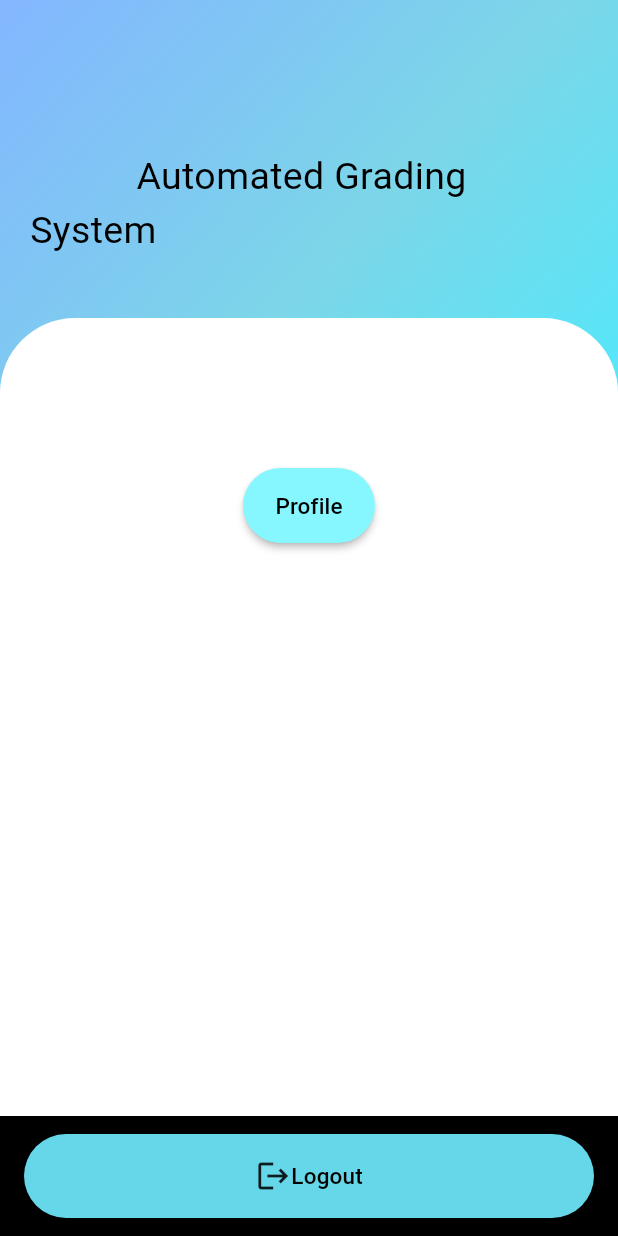
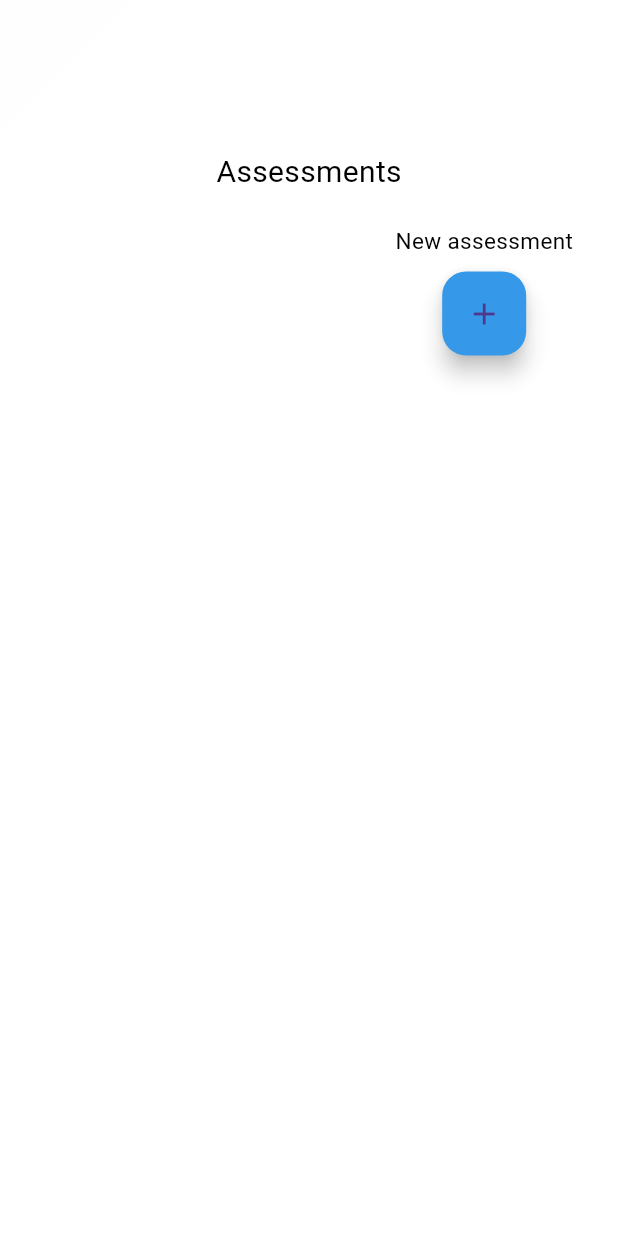
Before and after one commit to tanvirahmedkhan74/Automated_Grading_System_App, a Flutter app: the screen it shows after launch, on a phone screen of 412 x 824 dp. Run offline on Flutter 3.47's test engine with Material 3 defaults, Android fonts, the light colour scheme and no system bars; our stand-ins replace animate_do.

Commit message:
created assessment page and informations page

```diff
--- a/lib/main.dart
+++ b/lib/main.dart
@@ -1,4 +1,6 @@
 import 'package:flutter/material.dart';
+import 'package:welcome_299/pages/info.dart';
+import 'package:welcome_299/pages/Assessment.dart';
 import 'package:welcome_299/pages/profile.dart';
 import 'package:welcome_299/pages/LoginPage.dart';
 
@@ -14,10 +16,12 @@ class MyApp extends StatelessWidget {
     return MaterialApp(
       title: 'Click on your profile',
       debugShowCheckedModeBanner: false,
-      initialRoute: '/',
+      initialRoute: '/Assessment',
       routes: {
         '/':(context) => ProfileScreen(),
-        '/login': (context) => LoginPage()
+        '/login': (context) => LoginPage(),
+        '/Assessment' : (context) => Assessment(),
+        '/info' : (context) => info(),
       }
     );
   }
--- /dev/null
+++ b/lib/pages/Assessment.dart
@@ -0,0 +1,78 @@
+import 'package:flutter/material.dart';
+
+class Assessment extends StatefulWidget {
+  @override
+  _ProfileScreenState createState() => _ProfileScreenState();
+}
+
+class _ProfileScreenState extends State<Assessment> {
+  @override
+  Widget build(BuildContext context) {
+    return Scaffold(
+      body: Stack(
+        children: [
+          Container(
+            width: double.infinity,
+            decoration: BoxDecoration(
+              gradient: LinearGradient(
+                begin: Alignment.topLeft,
+                colors: [
+                  Color.fromARGB(235, 255, 255, 255),
+                  Color.fromARGB(255, 255, 255, 255),
+                  Color.fromARGB(255, 255, 255, 255),
+                ],
+              ),
+            ),
+            child: Center(
+              child: Column(
+                crossAxisAlignment: CrossAxisAlignment.start,
+                children: <Widget>[
+                  SizedBox(
+                    height: 80,
+                  ),
+                  Padding(
+                    padding: EdgeInsets.all(20),
+                    child: Column(
+                      crossAxisAlignment: CrossAxisAlignment.start,
+                      children: <Widget>[
+                        Text(
+                          "Assessments",
+                          style: TextStyle(
+                              color: const Color.fromARGB(255, 0, 0, 0),
+                              fontSize: 20),
+                        ),
+                        SizedBox(
+                          height: 10,
+                        ),
+                      ],
+                    ),
+                  ),
+                ],
+              ),
+            ),
+          ),
+          Positioned(
+            top: 150.0, // Adjust top padding as needed
+            right: 30.0, // Adjust right padding as needed
+            child: Column(
+              mainAxisSize: MainAxisSize.min, // Keep the column contents compact
+              children: [
+                Text(
+                  'New assessment',
+                  style: TextStyle(
+                      color: const Color.fromARGB(255, 0, 0, 0), fontSize: 15),
+                ),
+                const SizedBox(height: 10), // Add spacing between text and icon
+                FloatingActionButton(
+                  onPressed: () {},
+                  backgroundColor: Color.fromARGB(255, 54, 152, 232),
+                  child: const Icon(Icons.add),
+                ),
+              ],
+            ),
+          ),
+        ],
+      ),
+    );
+  }
+}
```
Also changed, not shown: lib/pages/info.dart (added, +102 -0 lines).
